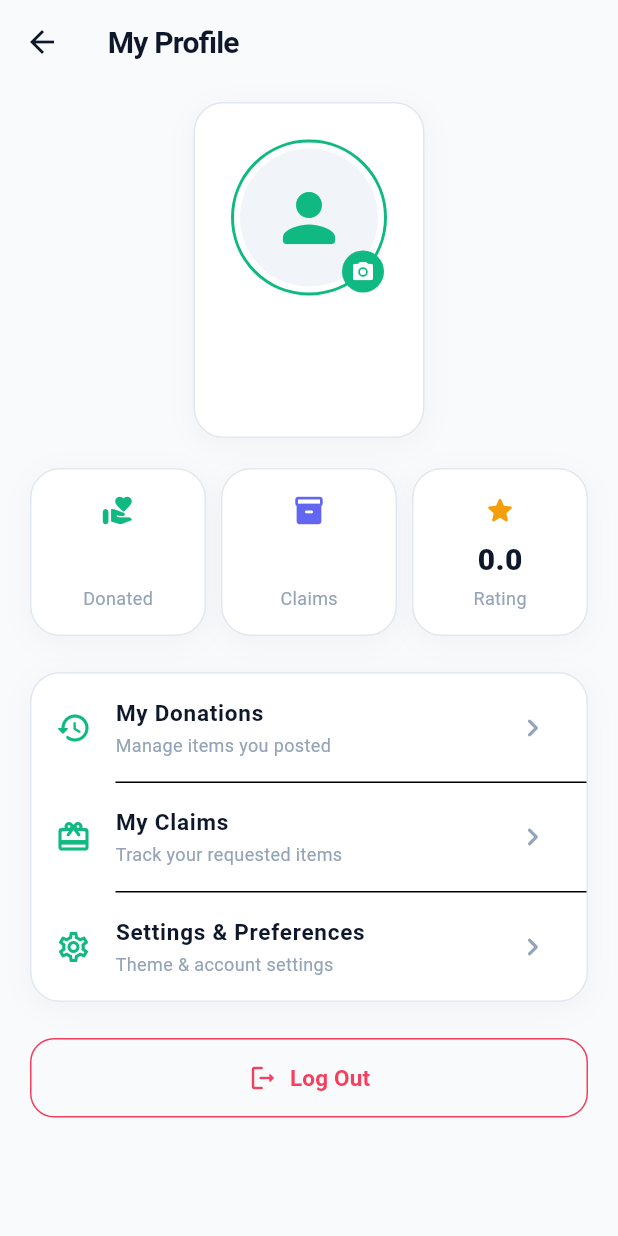
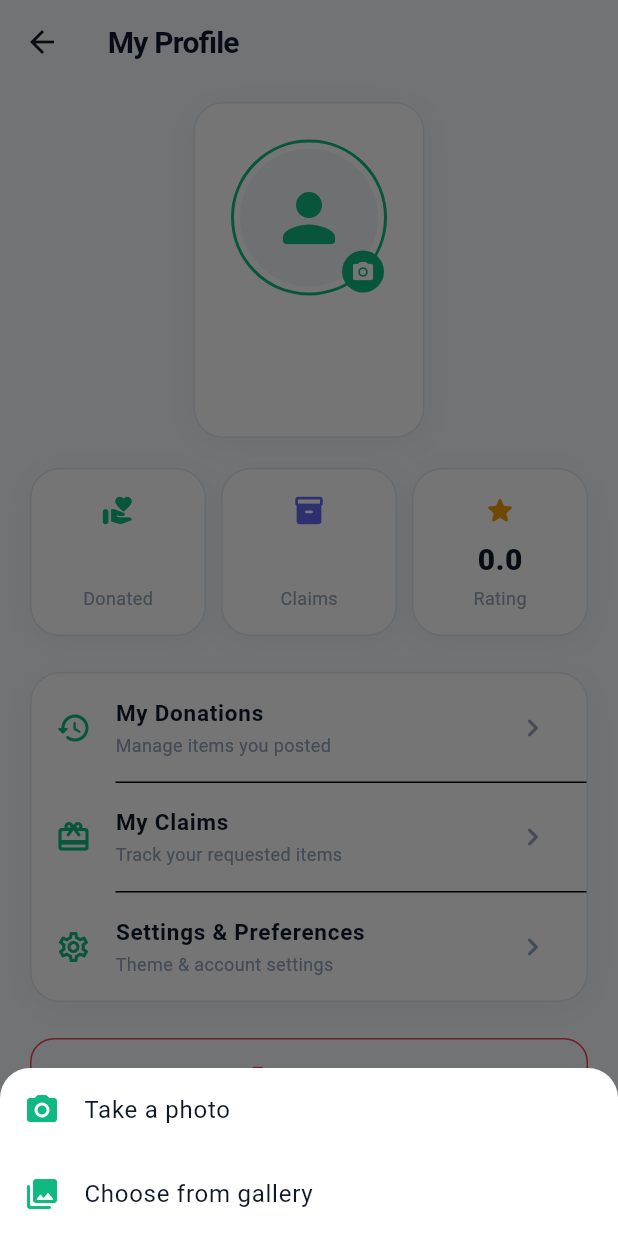
Before and after one commit to Yalo2/SURPLUSTHEM_FLUTTERAPP_GROUP43, a Flutter app: the ProfileScreen screen opened directly, after a tap on the "person" icon, on a phone screen of 412 x 824 dp. Run offline on Flutter 3.47's test engine with Material 3 defaults, Android fonts, the phone set to English and light mode, and no system bars; our stand-ins replace cloud_firestore, firebase_auth, firebase_core, geolocator, image_picker; accounts and stored records are empty; statements that could not run were skipped.

Commit message:
Edited the profile_screen.dart to enable two way of setting profile photo either by choosing from gallery or taking direct camera photo.

```diff
--- a/lib/src/screens/dashboard/profile_screen.dart
+++ b/lib/src/screens/dashboard/profile_screen.dart
@@ -20,11 +20,33 @@ class _ProfileScreenState extends State<ProfileScreen> {
   bool _isUploadingPhoto = false;
 
   Future<void> _changeProfilePhoto() async {
+    final source = await showModalBottomSheet<ImageSource>(
+      context: context,
+      shape: const RoundedRectangleBorder(
+        borderRadius: BorderRadius.vertical(top: Radius.circular(20)),
+      ),
+      builder: (context) => SafeArea(
+        child: Wrap(
+          children: [
+            ListTile(
+              leading: const Icon(Icons.camera_alt_rounded, color: AppColors.primary),
+              title: const Text('Take a photo'),
+              onTap: () => Navigator.pop(context, ImageSource.camera),
+            ),
+            ListTile(
+              leading: const Icon(Icons.photo_library_rounded, color: AppColors.primary),
+              title: const Text('Choose from gallery'),
+              onTap: () => Navigator.pop(context, ImageSource.gallery),
+            ),
+          ],
+        ),
+      ),
+    );
+
+    if (source == null) return;
+
     final picker = ImagePicker();
-    final pickedFile = await picker.pickImage(
-      source: ImageSource.gallery,
-      imageQuality: 85,
-    );
+    final pickedFile = await picker.pickImage(source: source, imageQuality: 85);
     if (pickedFile == null) return;
 
     setState(() => _isUploadingPhoto = true);
@@ -94,7 +116,6 @@ class _ProfileScreenState extends State<ProfileScreen> {
             padding: const EdgeInsets.fromLTRB(20, 12, 20, 100),
             child: Column(
               children: [
-                // Profile Avatar & Header Card
                 PremiumCard(
                   padding: const EdgeInsets.all(24),
                   child: Column(
@@ -175,7 +196,6 @@ class _ProfileScreenState extends State<ProfileScreen> {
 
                 const SizedBox(height: 20),
 
-                // Stats Grid Summary
                 Row(
                   children: [
                     Expanded(
@@ -209,7 +229,6 @@ class _ProfileScreenState extends State<ProfileScreen> {
 
                 const SizedBox(height: 24),
 
-                // Menu Group Card
                 PremiumCard(
                   padding: EdgeInsets.zero,
                   child: Column(
@@ -255,7 +274,6 @@ class _ProfileScreenState extends State<ProfileScreen> {
 
                 const SizedBox(height: 24),
 
-                // Logout Button
                 OutlinedButton(
                   onPressed: () async {
                     await FirebaseAuth.instance.signOut();
```
